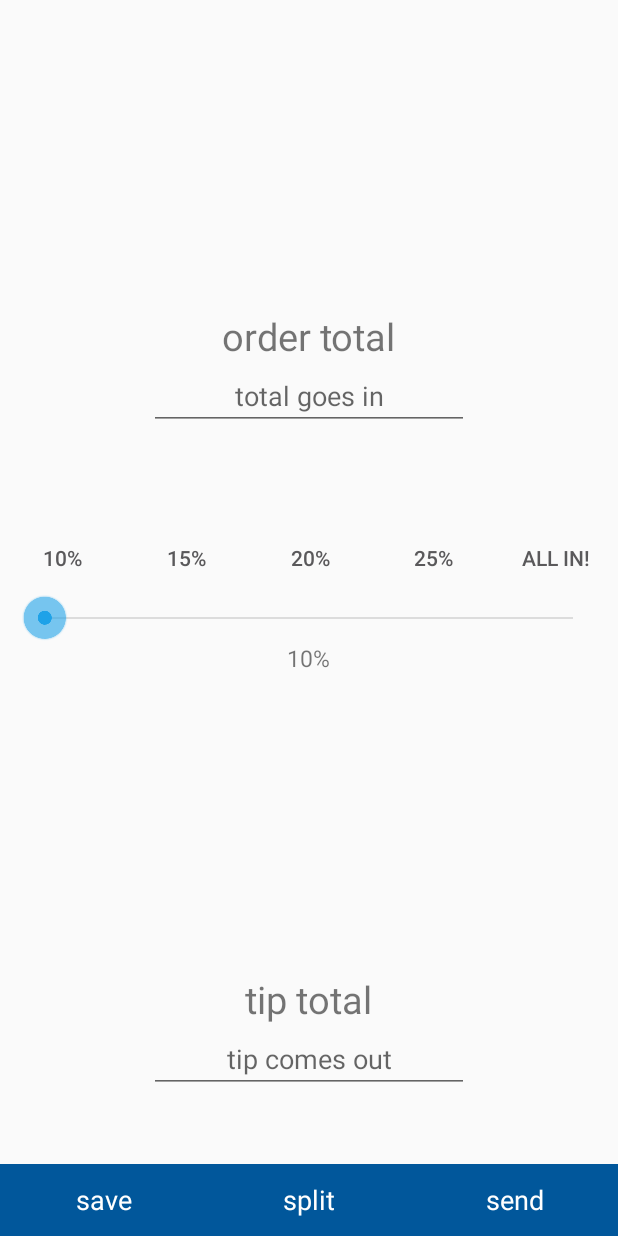
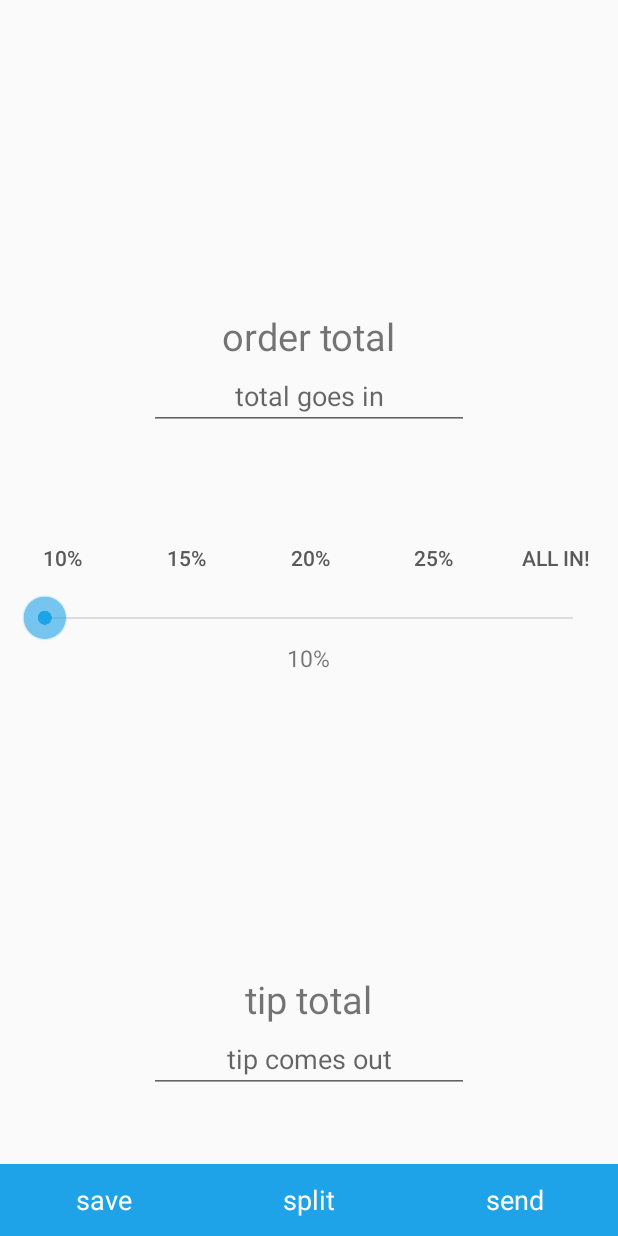
Before and after one commit to mfukano/JustTheTip, an Android app: the PayConfigActivity screen opened directly, with no data from a screen before it, on a phone screen of 412 x 824 dp. Run offline under Robolectric (Android 15) with nearby library versions, the phone set to English and light mode, and no system bars.

Commit message:
re-push visual changes

```diff
--- a/app/src/main/java/xyz/skylar/justthetip/PayConfigActivity.java
+++ b/app/src/main/java/xyz/skylar/justthetip/PayConfigActivity.java
@@ -6,6 +6,7 @@ import android.content.Context;
 import android.content.DialogInterface;
 import android.content.Intent;
 import android.os.Bundle;
+import android.text.InputType;
 import android.util.Log;
 import android.view.KeyEvent;
 import android.view.MotionEvent;
@@ -39,6 +40,7 @@ public class PayConfigActivity extends ActivityBase {
     Context context;
     Toast toast;
     Intent resultIntent;
+    private String note = "";
 
     @Override
     public void onCreate(Bundle savedInstanceState) {
@@ -72,11 +74,11 @@ public class PayConfigActivity extends ActivityBase {
         tipCalc = (EditText) findViewById(R.id.tipOut);
 
         Button send = (Button) findViewById(R.id.sendButton);
-        send.setBackgroundColor(0xFF01579B);
+        send.setBackgroundColor(getResources().getColor(R.color.apptheme_color));
         Button split = (Button) findViewById(R.id.splitButton);
         Button save = (Button) findViewById(R.id.saveButton);
-        split.setBackgroundColor(0xFF01579B);
-        save.setBackgroundColor(0xFF01579B);
+        split.setBackgroundColor(getResources().getColor(R.color.apptheme_color));
+        save.setBackgroundColor(getResources().getColor(R.color.apptheme_color));
         total.setOnTouchListener(new View.OnTouchListener() {
             @Override
             public boolean onTouch(final View v, final MotionEvent event) {
@@ -258,12 +260,17 @@ public class PayConfigActivity extends ActivityBase {
     // confirmation of payment dialog after QR scan
     public AlertDialog createDialog (final String recipient, final String email, final String amount) {
         AlertDialog.Builder builder = new AlertDialog.Builder(context);
-        builder.setMessage("Send " + amount + " to " + recipient + "?")
+        final EditText input = new EditText(this);
+        input.setInputType(InputType.TYPE_CLASS_TEXT);
+        builder.setView(input);
+        builder.setMessage("Send " + amount + " to " + recipient + "?\nEnter note:")
                 .setPositiveButton("OK", new DialogInterface.OnClickListener() {
                     @Override
                     public void onClick(DialogInterface dialogInterface, int i) {
                         // send money w/ api call
-                        makeAPIcall(email, amount);
+                        note = input.getText().toString();
+                        makeAPIcall(email, amount, note);
+
                     }
                 })
                 .setNegativeButton("Cancel", new DialogInterface.OnClickListener() {
@@ -387,8 +394,8 @@ public class PayConfigActivity extends ActivityBase {
         }
     }
 
-    public void makeAPIcall (String email, String amount) {
-        String params[] = {MainActivity.authCode, email, amount};
+    public void makeAPIcall (String email, String amount, String note) {
+        String params[] = {MainActivity.authCode, email, amount, note};
         new MakePayment(context, PayConfigActivity.this).execute(params);
     }
 
--- a/app/src/main/res/layout/activity_payment.xml
+++ b/app/src/main/res/layout/activity_payment.xml
@@ -43,7 +43,8 @@
         android:layout_marginBottom="61dp"
         android:layout_above="@+id/LinearLayout02"
         android:layout_centerHorizontal="true"
-        android:cursorVisible="false"/>
+        android:cursorVisible="false"
+        android:textColor="@color/button_material_dark" />
     <LinearLayout
         android:id="@+id/LinearLayout02"
         android:layout_height="wrap_content"
@@ -144,7 +145,8 @@
         android:inputType="numberDecimal"
         android:layout_marginBottom="95dp"
         android:layout_alignParentBottom="true"
-        android:layout_centerHorizontal="true" />
+        android:layout_centerHorizontal="true"
+        android:textColor="@color/button_material_dark" />
 
     <LinearLayout
         android:orientation="horizontal"
```
Also changed, not shown: app/src/main/java/xyz/skylar/justthetip/MakePayment.java (+2 -5 lines).
